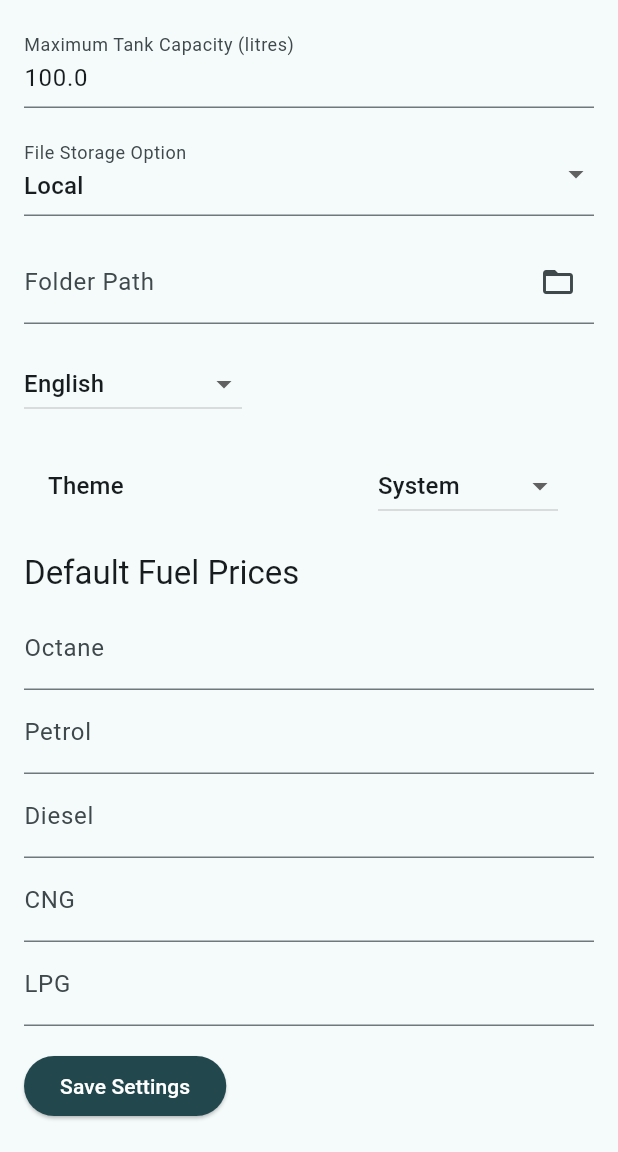
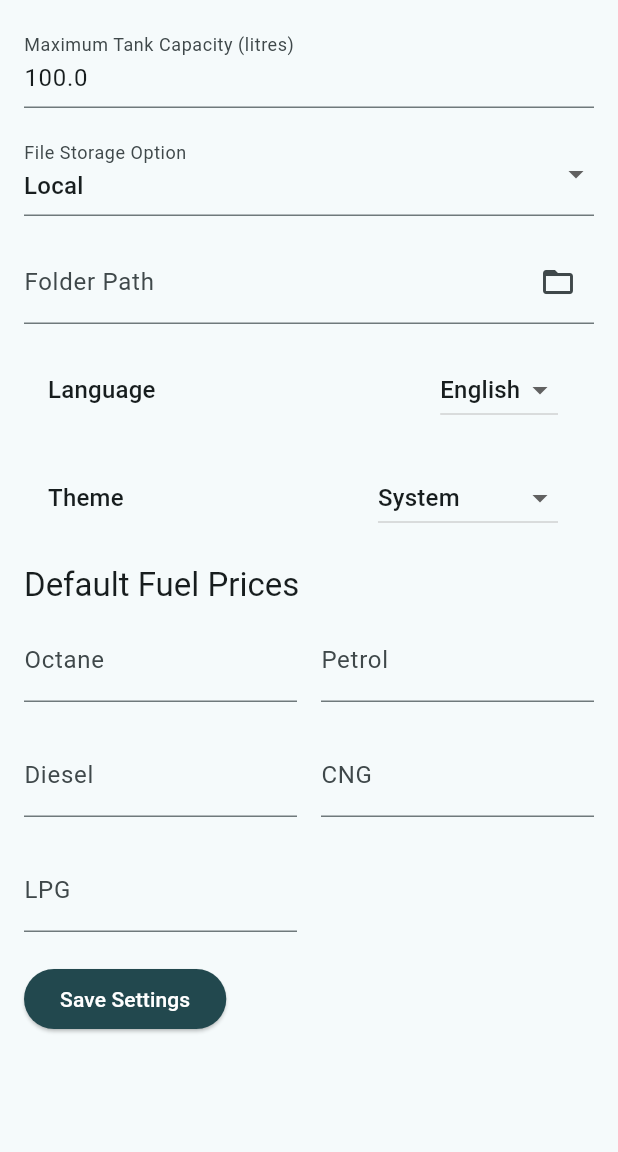
Before and after one commit to pollob666/fueltracker, a Flutter app: the SettingsPage screen opened directly, on a phone screen of 412 x 824 dp, the part 84-1236 px from its top. Run offline on Flutter 3.47's test engine with Material 3 defaults, Android fonts, the phone set to English and light mode, and no system bars; drawn by our look-alikes of dynamic_color; our stand-ins replace csv, file_picker, google_mobile_ads, package_info_plus, shared_preferences, sqflite; accounts and stored records are empty; network calls fail.

Commit message:
feat(settings): Add language selector and improve UI
This commit introduces a language selection feature in the Settings page and refactors parts of its user interface for better usability.

Key changes include:

-   **Language Selection:** A new language dropdown has been added to the `SettingsPage`, allowing users to switch between supported locales.
-   **Localization:** Added the "Language" key and its translations in English (`en`) and Bengali (`bn`).
-   **UI Refactor (`SettingsPage`):**
    -   The layout for default fuel price input fields has been changed from a vertical list to a 2-column `GridView` for a more compact presentation.
    -   The language dropdown is now implemented within a `ListTile` for a more consistent look and feel with other settings.
    -   Fixed an issue in the backup storage dropdown where `initialValue` was used instead of `value`, which could prevent it from updating correctly.

```diff
--- a/lib/l10n/intl_bn.arb
+++ b/lib/l10n/intl_bn.arb
@@ -88,5 +88,6 @@
   "addFirstVehiclePrompt": "চলুন আপনার প্রথম যানটি যোগ করে শুরু করা যাক। এটি শুধুমাত্র একটি মুহূর্ত সময় নেবে!",
   "dailyAverages": "দৈনিক গড়",
   "dailyAverageRun": "দৈনিক গড় রান",
-  "dailyAverageCost": "দৈনিক গড় খরচ"
+  "dailyAverageCost": "দৈনিক গড় খরচ",
+  "language": "ভাষা"
 }
--- a/lib/l10n/intl_en.arb
+++ b/lib/l10n/intl_en.arb
@@ -88,5 +88,6 @@
   "addFirstVehiclePrompt": "Let's start by adding your first vehicle. It only takes a moment!",
   "dailyAverages": "Daily Averages",
   "dailyAverageRun": "Daily Average Run",
-  "dailyAverageCost": "Daily Average Cost"
+  "dailyAverageCost": "Daily Average Cost",
+  "language": "Language"
 }
--- a/lib/l10n/l10n.dart
+++ b/lib/l10n/l10n.dart
@@ -631,6 +631,12 @@ abstract class AppLocalizations {
   /// In en, this message translates to:
   /// **'Daily Average Cost'**
   String get dailyAverageCost;
+
+  /// No description provided for @language.
+  ///
+  /// In en, this message translates to:
+  /// **'Language'**
+  String get language;
 }
 
 class _AppLocalizationsDelegate
--- a/lib/l10n/l10n_bn.dart
+++ b/lib/l10n/l10n_bn.dart
@@ -279,4 +279,7 @@ class AppLocalizationsBn extends AppLocalizations {
 
   @override
   String get dailyAverageCost => 'দৈনিক গড় খরচ';
+
+  @override
+  String get language => 'ভাষা';
 }
--- a/lib/l10n/l10n_en.dart
+++ b/lib/l10n/l10n_en.dart
@@ -279,4 +279,7 @@ class AppLocalizationsEn extends AppLocalizations {
 
   @override
   String get dailyAverageCost => 'Daily Average Cost';
+
+  @override
+  String get language => 'Language';
 }
--- a/lib/pages/settings_page.dart
+++ b/lib/pages/settings_page.dart
@@ -186,7 +186,7 @@ class _SettingsPageState extends State<SettingsPage> {
                   ),
                   const SizedBox(height: 16),
                   DropdownButtonFormField<String>(
-                    initialValue: _storageOption,
+                    value: _storageOption,
                     items: ["Local", "Google Drive", "Dropbox"]
                         .map((option) => DropdownMenuItem(
                               value: option,
@@ -216,7 +216,10 @@ class _SettingsPageState extends State<SettingsPage> {
                     readOnly: true,
                   ),
                   const SizedBox(height: 16),
-                  DropdownButton<Locale>(
+                  ListTile(
+                    title: Text(AppLocalizations.of(context)!.language,
+                        style: theme.textTheme.titleMedium),
+                    trailing: DropdownButton<Locale>(
                       value: _currentLocale,
                       items: AppLocalizations.supportedLocales
                           .map((locale) => DropdownMenuItem<Locale>(
@@ -232,7 +235,7 @@ class _SettingsPageState extends State<SettingsPage> {
                           });
                         }
                       },
-                    hint: const Text("Select Language"),
+                    ),
                   ),
                   const SizedBox(height: 16),
                   ListTile(
@@ -270,14 +273,22 @@ class _SettingsPageState extends State<SettingsPage> {
                   Text(AppLocalizations.of(context)!.defaultFuelPrices,
                       style: theme.textTheme.titleLarge),
                   const SizedBox(height: 8),
-                  ..._fuelTypes.map((ft) {
+                  GridView.count(
+                    crossAxisCount: 2,
+                    shrinkWrap: true,
+                    physics: const NeverScrollableScrollPhysics(),
+                    mainAxisSpacing: 16,
+                    crossAxisSpacing: 16,
+                    childAspectRatio: 3,
+                    children: _fuelTypes.map((ft) {
                       return TextFormField(
                         controller: _priceControllers[ft.name],
                         decoration: InputDecoration(labelText: ft.name),
                         keyboardType:
                             const TextInputType.numberWithOptions(decimal: true),
                       );
-                  }),
+                    }).toList(),
+                  ),
                   const SizedBox(height: 16),
                   ElevatedButton(
                     onPressed: _saveSettings,
```
Lines whose indentation alone changed are shown as unchanged.
